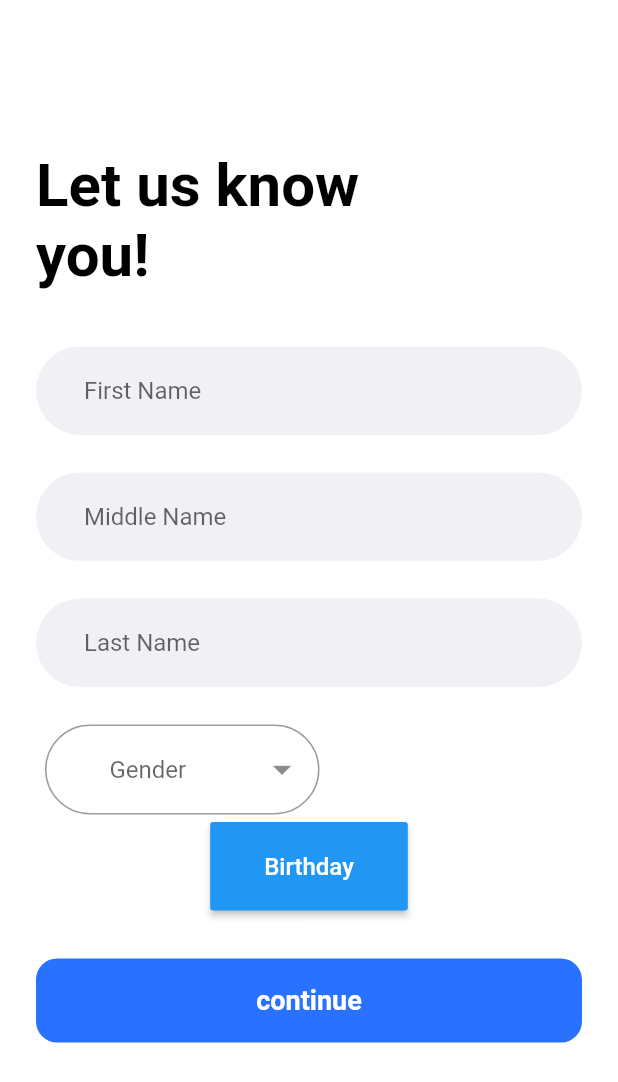
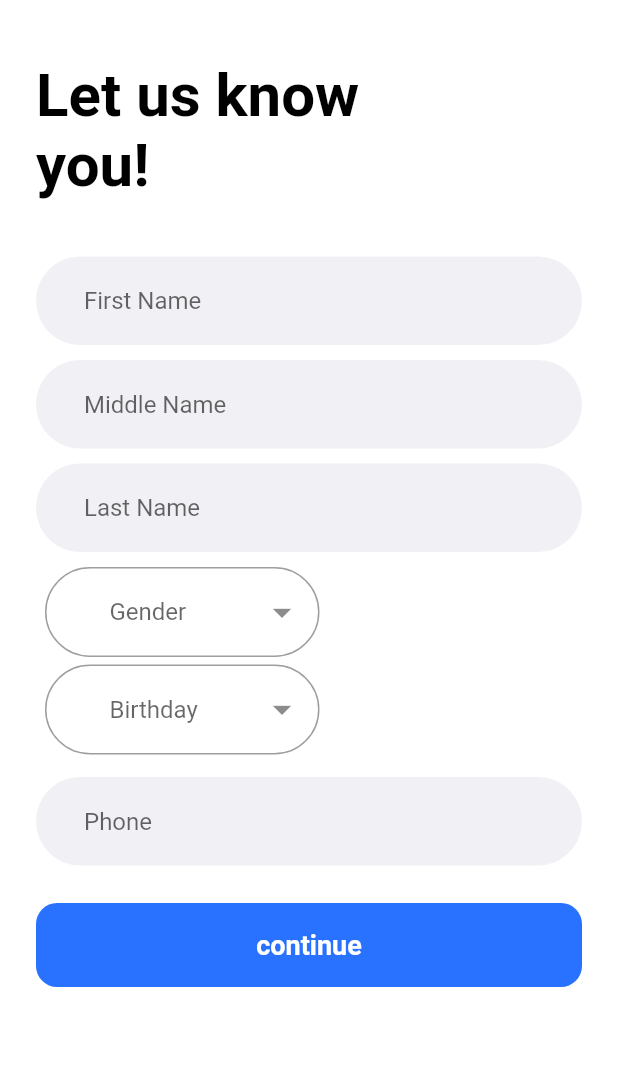
Before and after one commit to skzysty/emedicare, a Flutter app: the screen it shows after launch, on a phone screen of 412 x 824 dp. Shown: the top 1082 px of the screen. Run offline on Flutter 3.47's test engine with Material 2 defaults, Android fonts, the phone set to English and light mode, and no system bars; our stand-ins replace dropdown_button2.

Commit message:
commit hacker

```diff
--- a/lib/registrationp2.dart
+++ b/lib/registrationp2.dart
@@ -4,6 +4,7 @@
 import 'package:flutter/material.dart';
 import 'package:emedicare/widgets/primary_button.dart';
 import 'theme.dart';
+import 'widgets/Dropdown/birthday.dart';
 
 class RegisterPage2 extends StatefulWidget {
   @override
@@ -26,7 +27,7 @@
       backgroundColor: Colors.white,
       body: SafeArea(
         child: Padding(
-          padding: EdgeInsets.fromLTRB(24.0, 100.0, 24.0, 0),
+          padding: EdgeInsets.fromLTRB(24.0, 40.0, 24.0, 0),
           child: Column(
             crossAxisAlignment: CrossAxisAlignment.start,
             children: [
@@ -70,7 +71,7 @@
                       ),
                     ),
                     SizedBox(
-                      height: 25,
+                      height: 10,
                     ),
                     Container(
                       decoration: BoxDecoration(
@@ -90,7 +91,7 @@
                       ),
                     ),
                     SizedBox(
-                      height: 25,
+                      height: 10,
                     ),
                     Container(
                       decoration: BoxDecoration(
@@ -110,7 +111,7 @@
                       ),
                     ),
                     SizedBox(
-                      height: 25,
+                      height: 10,
                     ),
                     Container(
                       alignment: Alignment.topLeft,
@@ -119,27 +120,58 @@
                         child: GDropdown(),
                       ),
                     ),
+
                     Container(
-                      child: MaterialButton(
-                        onPressed: () {},
-                        child: Padding(
-                          padding: const EdgeInsets.all(20.0),
-                          child: Text(
-                            'Birthday',
-                            style: TextStyle(
-                              color: Colors.white,
-                              fontSize: 16,
+                      alignment: Alignment.topLeft,
+                      child: Padding(
+                        padding: EdgeInsets.fromLTRB(6, 0, 175, 5),
+                        child: BDropdown(),
+                      ),
+                    ),
+
+                    SizedBox(
+                      height: 10,
+                    ),
+
+                    Container(
+                      decoration: BoxDecoration(
+                        color: textWhiteGrey,
+                        borderRadius: BorderRadius.circular(50),
+                      ),
+                      child: Padding(
+                        padding: const EdgeInsets.only(left: 20.0),
+                        child: TextFormField(
+                          decoration: InputDecoration(
+                            hintText: 'Phone',
+                            border: OutlineInputBorder(
+                              borderSide: BorderSide.none,
                             ),
                           ),
                         ),
-                        color: Colors.blue,
                       ),
-                    )
+                    ),
+
+                    // Container(
+                    //   child: MaterialButton(
+                    //     onPressed: () {},
+                    //     child: Padding(
+                    //       padding: const EdgeInsets.all(20.0),
+                    //       child: Text(
+                    //         'Birthday',
+                    //         style: TextStyle(
+                    //           color: Colors.white,
+                    //           fontSize: 16,
+                    //         ),
+                    //       ),
+                    //     ),
+                    //     color: Colors.blue,
+                    //   ),
+                    // )
                   ],
                 ),
               ),
               SizedBox(
-                height: 32,
+                height: 25,
               ),
 
               CustomPrimaryButton(
--- /dev/null
+++ b/lib/widgets/Dropdown/birthday.dart
@@ -0,0 +1,67 @@
+import 'package:flutter/cupertino.dart';
+import 'package:flutter/material.dart';
+import 'package:dropdown_button2/dropdown_button2.dart';
+
+class BDropdown extends StatefulWidget {
+  @override
+  _GDropdownState createState() => _GDropdownState();
+}
+
+class _GDropdownState extends State<BDropdown> {
+  List<String> genderitems = ['Month', 'Day', 'Year'];
+  String? selectedvalue;
+
+  @override
+  Widget build(BuildContext context) {
+    return DropdownButtonFormField2(
+      decoration: InputDecoration(
+        //Add isDense true and zero Padding.
+        //Add Horizontal padding using buttonPadding and Vertical padding by increasing buttonHeight instead of add Padding here so that The whole TextField Button become clickable, and also the dropdown menu open under The whole TextField Button.
+        isDense: true,
+        contentPadding: EdgeInsets.zero,
+        border: OutlineInputBorder(
+          borderRadius: BorderRadius.circular(50),
+        ),
+        //Add more decoration as you want here
+        //Add label If you want but add hint outside the decoration to be aligned in the button perfectly.
+      ),
+      isExpanded: true,
+      hint: const Text(
+        'Birthday',
+        style: TextStyle(fontSize: 16),
+      ),
+      icon: const Icon(
+        Icons.arrow_drop_down,
+        color: Colors.black45,
+      ),
+      iconSize: 30,
+      buttonHeight: 60,
+      buttonPadding: const EdgeInsets.only(left: 27, right: 10),
+      dropdownDecoration: BoxDecoration(
+        borderRadius: BorderRadius.circular(20),
+      ),
+      items: genderitems
+          .map((item) => DropdownMenuItem<String>(
+        value: item,
+        child: Text(
+          item,
+          style: const TextStyle(
+            fontSize: 15,
+          ),
+        ),
+      ))
+          .toList(),
+      validator: (value) {
+        if (value == null) {
+          return 'Please select gender.';
+        }
+      },
+      onChanged: (value) {
+        //Do something when changing the item if you want.
+      },
+      onSaved: (value) {
+        selectedvalue = value.toString();
+      },
+    );
+  }
+}
```
